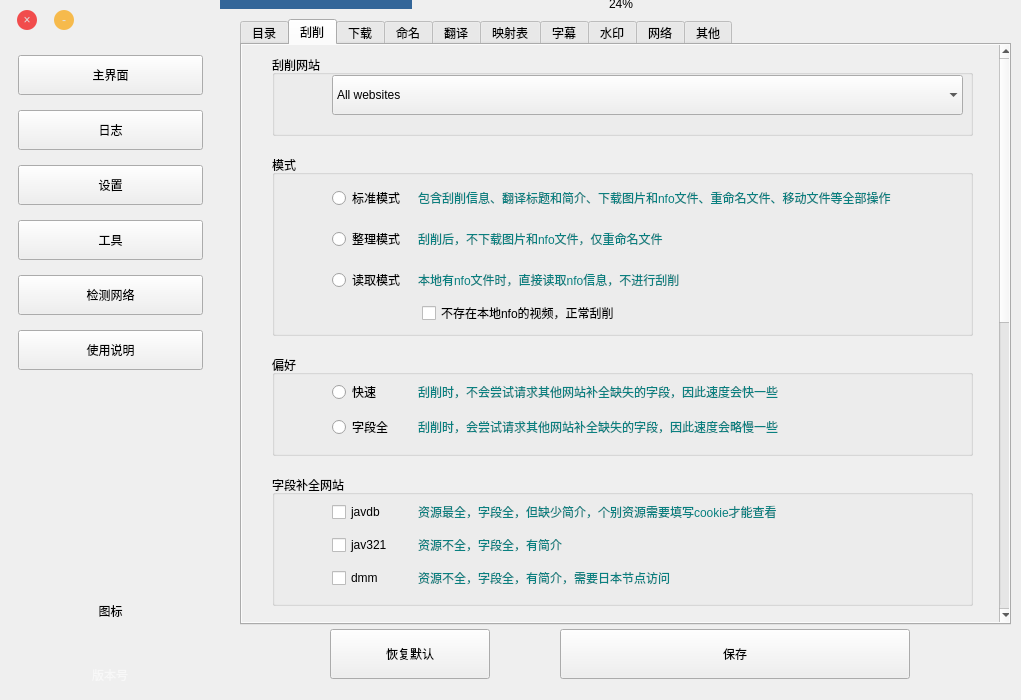
Before: the Qt Designer form Ui/AVDC.ui in CdricZhang/AVDCx, drawn with Qt 5.
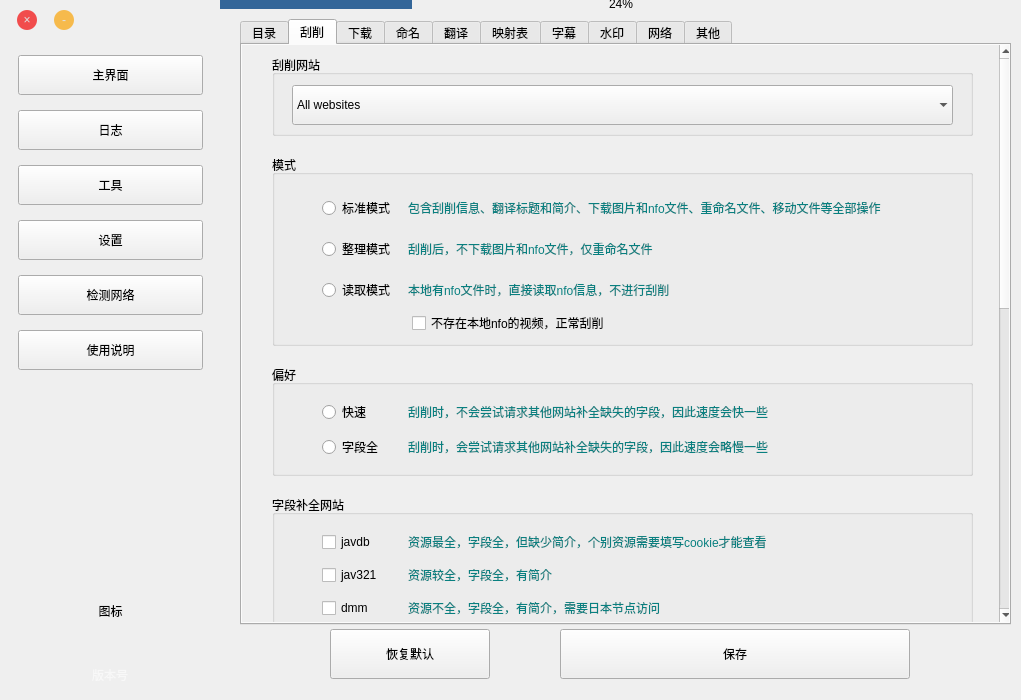
After: the same form once the commit is applied. The open tabs and pages were chosen to show the change. Icons and pictures are not drawn.

```diff
--- a/Ui/AVDC.ui
+++ b/Ui/AVDC.ui
@@ -2168,7 +2168,7 @@
            <x>0</x>
            <y>0</y>
            <width>771</width>
-           <height>1200</height>
+           <height>1270</height>
           </rect>
          </property>
          <widget class="QGroupBox" name="groupBox">
@@ -2177,7 +2177,7 @@
             <x>30</x>
             <y>110</y>
             <width>701</width>
-            <height>181</height>
+            <height>191</height>
            </rect>
           </property>
           <property name="minimumSize">
@@ -2198,9 +2198,9 @@
           <widget class="QWidget" name="gridLayoutWidget_2">
            <property name="geometry">
             <rect>
-             <x>60</x>
-             <y>20</y>
-             <width>631</width>
+             <x>50</x>
+             <y>30</y>
+             <width>641</width>
              <height>131</height>
             </rect>
            </property>
@@ -2321,8 +2321,8 @@
           <widget class="QCheckBox" name="checkBox_read_no_nfo">
            <property name="geometry">
             <rect>
-             <x>150</x>
-             <y>150</y>
+             <x>140</x>
+             <y>160</y>
              <width>261</width>
              <height>16</height>
             </rect>
@@ -2348,9 +2348,9 @@
           <property name="geometry">
            <rect>
             <x>30</x>
-            <y>310</y>
+            <y>320</y>
             <width>701</width>
-            <height>101</height>
+            <height>111</height>
            </rect>
           </property>
           <property name="minimumSize">
@@ -2371,9 +2371,9 @@
           <widget class="QWidget" name="gridLayoutWidget">
            <property name="geometry">
             <rect>
-             <x>60</x>
-             <y>20</y>
-             <width>631</width>
+             <x>50</x>
+             <y>30</y>
+             <width>641</width>
              <height>71</height>
             </rect>
            </property>
@@ -2460,9 +2460,9 @@
           <widget class="QComboBox" name="comboBox_website_all">
            <property name="geometry">
             <rect>
-             <x>60</x>
-             <y>20</y>
-             <width>631</width>
+             <x>20</x>
+             <y>30</y>
+             <width>661</width>
              <height>40</height>
             </rect>
            </property>
@@ -2955,9 +2955,9 @@
           <property name="geometry">
            <rect>
             <x>30</x>
-            <y>430</y>
+            <y>450</y>
             <width>701</width>
-            <height>131</height>
+            <height>141</height>
            </rect>
           </property>
           <property name="title">
@@ -2966,9 +2966,9 @@
           <widget class="QWidget" name="gridLayoutWidget_20">
            <property name="geometry">
             <rect>
-             <x>60</x>
-             <y>20</y>
-             <width>631</width>
+             <x>50</x>
+             <y>30</y>
+             <width>641</width>
              <height>101</height>
             </rect>
            </property>
@@ -2985,7 +2985,7 @@
                <string notr="true">color: rgb(8, 128, 128);</string>
               </property>
               <property name="text">
-               <string>资源不全，字段全，有简介</string>
+               <string>资源较全，字段全，有简介</string>
               </property>
              </widget>
             </item>
@@ -3016,6 +3016,12 @@
                 <verstretch>0</verstretch>
                </sizepolicy>
               </property>
+              <property name="minimumSize">
+               <size>
+                <width>0</width>
+                <height>0</height>
+               </size>
+              </property>
               <property name="styleSheet">
                <string notr="true">color: rgb(8, 128, 128);</string>
               </property>
@@ -3034,7 +3040,7 @@
               </property>
               <property name="minimumSize">
                <size>
-                <width>80</width>
+                <width>0</width>
                 <height>0</height>
                </size>
               </property>
@@ -3053,7 +3059,7 @@
               </property>
               <property name="minimumSize">
                <size>
-                <width>80</width>
+                <width>0</width>
                 <height>0</height>
                </size>
               </property>
@@ -6712,41 +6718,6 @@
         </property>
        </spacer>
       </item>
-      <item>
-       <widget class="QPushButton" name="pushButton_setting">
-        <property name="minimumSize">
-         <size>
-          <width>0</width>
-          <height>40</height>
-         </size>
-        </property>
-        <property name="maximumSize">
-         <size>
-          <width>16777215</width>
-          <height>40</height>
-         </size>
-        </property>
-        <property name="text">
-         <string>设置</string>
-        </property>
-       </widget>
-      </item>
-      <item>
-       <spacer name="verticalSpacer_6">
-        <property name="orientation">
-         <enum>Qt::Vertical</enum>
-        </property>
-        <property name="sizeType">
-         <enum>QSizePolicy::Fixed</enum>
-        </property>
-        <property name="sizeHint" stdset="0">
-         <size>
-          <width>20</width>
-          <height>10</height>
-         </size>
-        </property>
-       </spacer>
-      </item>
       <item>
        <widget class="QPushButton" name="pushButton_tool">
         <property name="minimumSize">
@@ -6766,6 +6737,41 @@
         </property>
        </widget>
       </item>
+      <item>
+       <spacer name="verticalSpacer_6">
+        <property name="orientation">
+         <enum>Qt::Vertical</enum>
+        </property>
+        <property name="sizeType">
+         <enum>QSizePolicy::Fixed</enum>
+        </property>
+        <property name="sizeHint" stdset="0">
+         <size>
+          <width>20</width>
+          <height>10</height>
+         </size>
+        </property>
+       </spacer>
+      </item>
+      <item>
+       <widget class="QPushButton" name="pushButton_setting">
+        <property name="minimumSize">
+         <size>
+          <width>0</width>
+          <height>40</height>
+         </size>
+        </property>
+        <property name="maximumSize">
+         <size>
+          <width>16777215</width>
+          <height>40</height>
+         </size>
+        </property>
+        <property name="text">
+         <string>设置</string>
+        </property>
+       </widget>
+      </item>
       <item>
        <spacer name="verticalSpacer_4">
         <property name="orientation">
```
Left out of the diff: 834 changed lines with no effect on the pictures.
